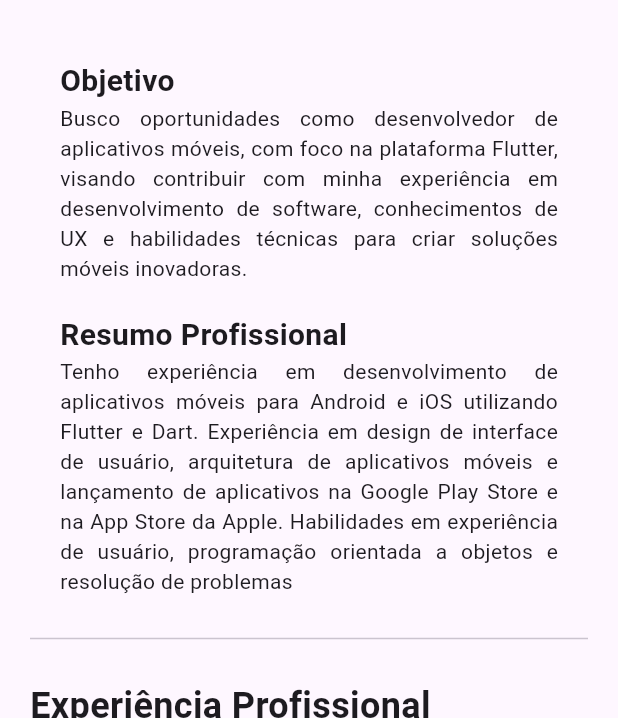
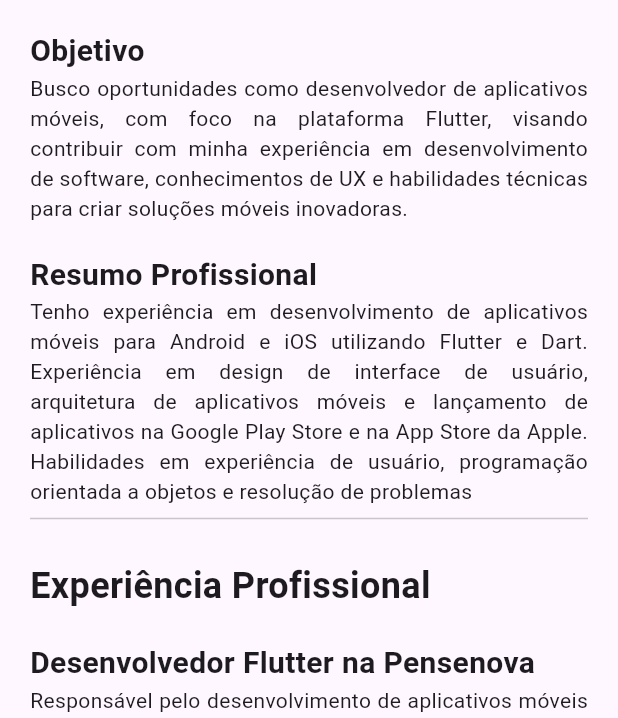
Before and after one commit to raulzanardo/curriculo, a Flutter app: the screen it shows after launch, on a phone screen of 412 x 824 dp, the part 518-1236 px from its top. Run offline on Flutter 3.47's test engine with Material 3 defaults, Android fonts, the phone set to English and light mode, and no system bars.

Commit message:
re-estruturação da pagina de curriculo e ajuste de alinhamento dinamico da primeira parte do curriculo

```diff
--- a/lib/pages/page_curriculum.dart
+++ b/lib/pages/page_curriculum.dart
@@ -45,6 +45,7 @@ class _PageCurriculumState extends State<PageCurriculum> {
       body: Align(
         alignment: Alignment.topCenter,
         child: SingleChildScrollView(
+
           padding: const EdgeInsets.all(20),
           child: SizedBox(
             width: 700,
@@ -62,7 +63,7 @@ class _PageCurriculumState extends State<PageCurriculum> {
                       child: WidgetPhoto(),
                     ),
                     Container(
-                      padding: const EdgeInsets.all(20.0),
+                      padding: (MediaQuery.of(context).size.width > 800) ? const EdgeInsets.fromLTRB(20.0, 0, 0, 20.0) : const EdgeInsets.all(0.0),
                       // width:  500 ,
                       width: (MediaQuery.of(context).size.width > 800) ? 500 : double.infinity,
 
```
